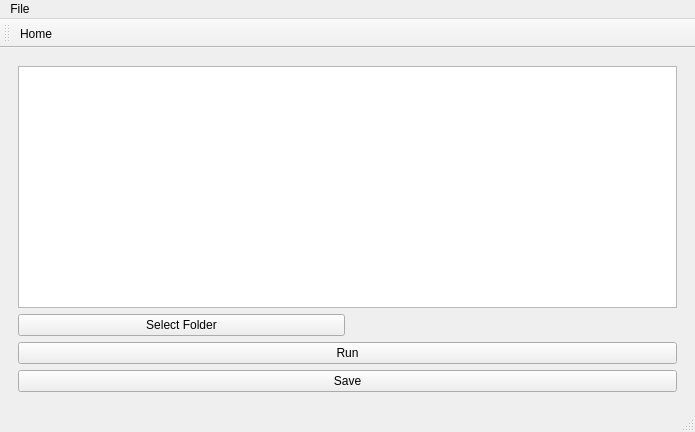
Above: mainwindow.ui from Tokyo-MQP-2024/IgniteCV before the change. Below: the same form after it.
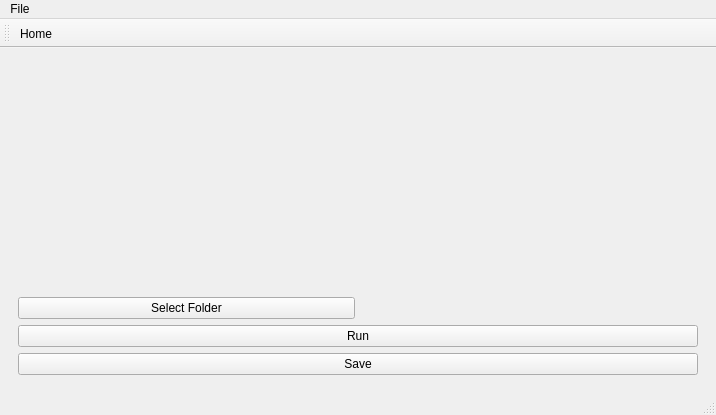
That is the form after the change. The open tabs and pages were chosen to show the change. Icons and pictures are not drawn.

What changed in the file:
```diff
--- a/mainwindow.ui
+++ b/mainwindow.ui
@@ -6,8 +6,8 @@
    <rect>
     <x>0</x>
     <y>0</y>
-    <width>695</width>
-    <height>432</height>
+    <width>716</width>
+    <height>415</height>
    </rect>
   </property>
   <property name="windowTitle">
@@ -18,7 +18,7 @@
     <item row="0" column="1">
      <widget class="QStackedWidget" name="stackedWidget">
       <property name="currentIndex">
-       <number>1</number>
+       <number>2</number>
       </property>
       <widget class="QWidget" name="main">
        <layout class="QGridLayout" name="gridLayout_3">
@@ -186,6 +186,13 @@
       </widget>
       <widget class="QWidget" name="average">
        <layout class="QGridLayout" name="gridLayout_5">
+        <item row="2" column="0">
+         <widget class="QPushButton" name="pushButton_4">
+          <property name="text">
+           <string>Run</string>
+          </property>
+         </widget>
+        </item>
         <item row="1" column="0">
          <layout class="QHBoxLayout" name="horizontalLayout_4">
           <item>
@@ -204,9 +211,6 @@
           </item>
          </layout>
         </item>
-        <item row="0" column="0">
-         <widget class="QGraphicsView" name="graphicsView_2"/>
-        </item>
         <item row="3" column="0">
          <widget class="QPushButton" name="pushButton_3">
           <property name="text">
@@ -223,12 +227,18 @@
           </property>
          </widget>
         </item>
-        <item row="2" column="0">
-         <widget class="QPushButton" name="pushButton_4">
-          <property name="text">
-           <string>Run</string>
+        <item row="0" column="0">
+         <spacer name="verticalSpacer_3">
+          <property name="orientation">
+           <enum>Qt::Orientation::Vertical</enum>
           </property>
-         </widget>
+          <property name="sizeHint" stdset="0">
+           <size>
+            <width>20</width>
+            <height>40</height>
+           </size>
+          </property>
+         </spacer>
         </item>
        </layout>
       </widget>
@@ -273,7 +283,7 @@
     <rect>
      <x>0</x>
      <y>0</y>
-     <width>695</width>
+     <width>716</width>
      <height>20</height>
     </rect>
    </property>
```
